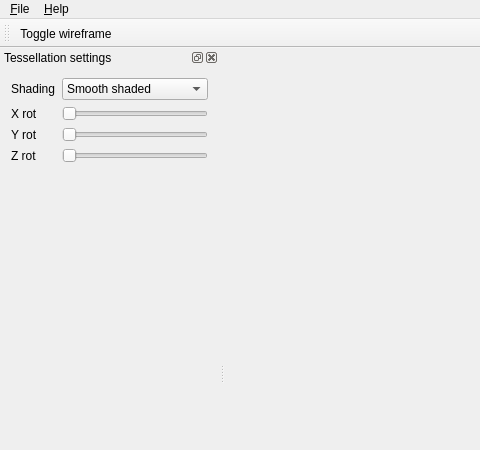
This is ui/mainwindow.ui in KlaasYK/cadrender as Qt 5 draws it before an edit; both pictures show x 0 to 480 and y 0 to 450 of the 1280 by 720 pixel window. The edited form follows.
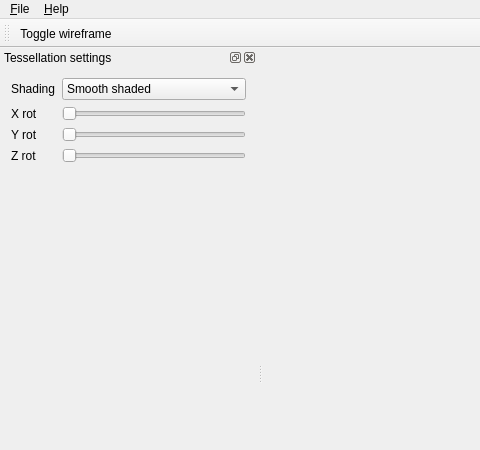
This is the edited form. Icons and pictures are not drawn. Custom widgets are drawn as their Qt base class.

```diff
--- a/ui/mainwindow.ui
+++ b/ui/mainwindow.ui
@@ -54,7 +54,7 @@
   <widget class="QDockWidget" name="tessellationDock">
    <property name="minimumSize">
     <size>
-     <width>219</width>
+     <width>257</width>
      <height>200</height>
     </size>
    </property>
```
Left out of the diff: 47 changed lines with no effect on the pictures.
